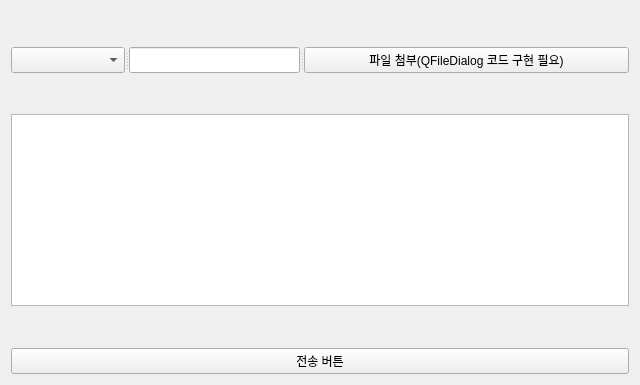
ZIBA99/BlueButton_Client, file ui/userproductcomplaintwidget.ui: the form before one commit.
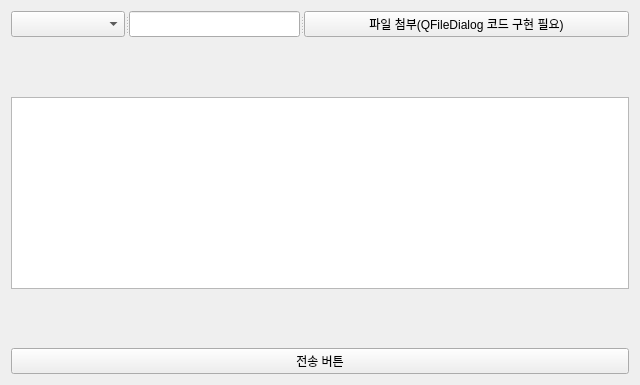
The form after the commit.

Diff of the .ui file:
```diff
--- a/ui/userproductcomplaintwidget.ui
+++ b/ui/userproductcomplaintwidget.ui
@@ -16,19 +16,6 @@
   <layout class="QGridLayout" name="gridLayout">
    <item row="0" column="0">
     <layout class="QVBoxLayout" name="verticalLayout">
-     <item>
-      <spacer name="verticalSpacer_3">
-       <property name="orientation">
-        <enum>Qt::Orientation::Vertical</enum>
-       </property>
-       <property name="sizeHint" stdset="0">
-        <size>
-         <width>20</width>
-         <height>18</height>
-        </size>
-       </property>
-      </spacer>
-     </item>
      <item>
       <widget class="QSplitter" name="splitter_2">
        <property name="orientation">
```
